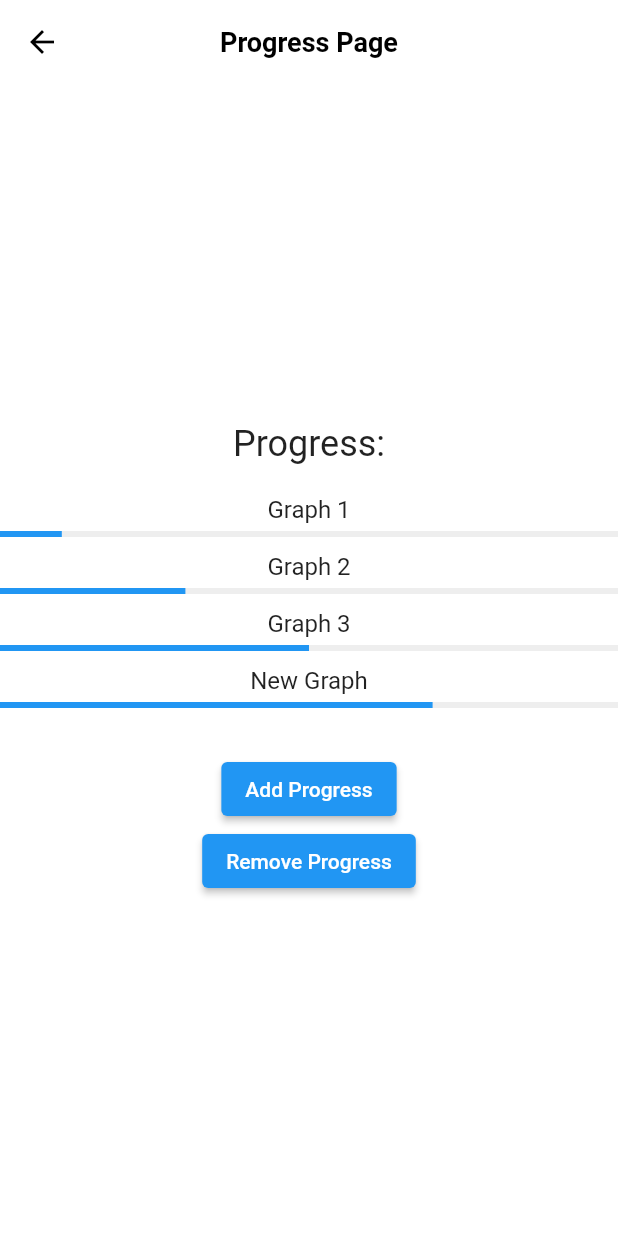
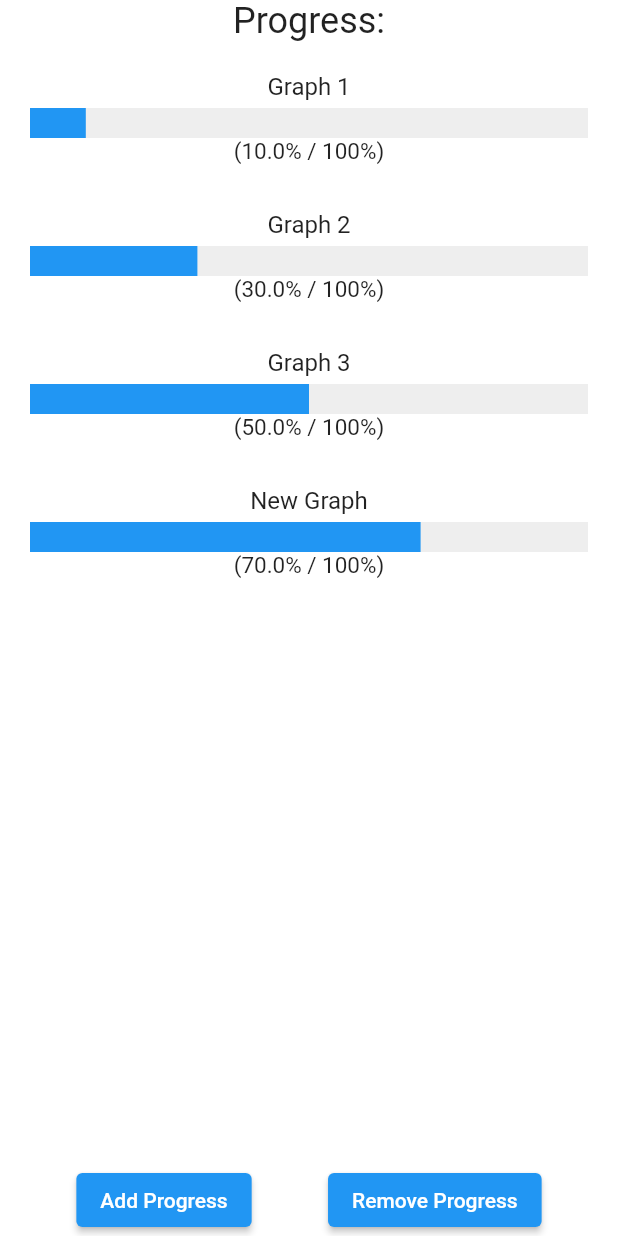
Before and after one commit to a00896/calendar_flutter, a Flutter app: the ProgressPage screen opened directly, after a tap on "Add Progress", on a phone screen of 412 x 824 dp. Run offline on Flutter 3.47's test engine with Material 2 defaults, Android fonts, the phone set to English and light mode, and no system bars; our stand-ins replace cloud_firestore, firebase_auth, firebase_core, firebase_storage, fluttertoast, font_awesome_flutter and 3 more; accounts and stored records are empty.

Commit message:
Add files via upload

```diff
--- a/lib/screens/progresspage.dart
+++ b/lib/screens/progresspage.dart
@@ -1,16 +1,82 @@
+import 'package:cloud_firestore/cloud_firestore.dart';
+import 'package:firebase_auth/firebase_auth.dart';
 import 'package:flutter/material.dart';
 
 class ProgressPage extends StatefulWidget {
   @override
-  State<ProgressPage> createState() => _ProgressPageState();
+  ProgressPageState createState() => ProgressPageState();
 }
 
-class _ProgressPageState extends State<ProgressPage> {
+class ProgressPageState extends State<ProgressPage> {
+  var collection_url = 'users/yWzLtNsNz2UrJjvGGq1lmR4aOVv2/calendars';
+  Map<String, List> mySelectedEvents = {};
   List<ProgressData> progressList = [
     ProgressData(name: 'Graph 1', progress: 0.1),
     ProgressData(name: 'Graph 2', progress: 0.3),
     ProgressData(name: 'Graph 3', progress: 0.5),
   ];
+
+  @override
+  void initState() {
+    super.initState();
+
+    loadPreviousEvents();
+    getUserData();
+    getCalendarData();
+  }
+
+  loadPreviousEvents() {
+    mySelectedEvents = {};
+  }
+
+  Future<void> getUserData() async {
+    print('print: getUserData');
+    var user = FirebaseAuth.instance.currentUser;
+    var users = FirebaseFirestore.instance.collection('users');
+    if (FirebaseAuth.instance.currentUser != null) {
+      final uid = user!.uid;
+      var documentSnapshot = await users.doc(uid).get();
+      print(documentSnapshot.data());
+    } else {
+      collection_url = 'users/yWzLtNsNz2UrJjvGGq1lmR4aOVv2/calendars';
+    }
+  }
+
+  Future<void> getCalendarData() async {
+    var user = FirebaseAuth.instance.currentUser;
+    if (FirebaseAuth.instance.currentUser != null) {
+      final uid = user!.uid;
+      collection_url = 'users/$uid/calendars';
+    } else {
+      collection_url = 'users/yWzLtNsNz2UrJjvGGq1lmR4aOVv2/calendars';
+    }
+
+    try {
+      var response = await FirebaseFirestore.instance
+          .collection(collection_url)
+          .get();
+      for (var result in response.docs) {
+        if (mySelectedEvents[result['date']] != null) {
+          mySelectedEvents[result['date']]?.add({
+            'title': result['title'],
+            'desc': result['desc'],
+          });
+        } else {
+          mySelectedEvents[result['date']] = [
+            {
+              'title': result['title'],
+              'desc': result['desc'],
+            }
+          ];
+        }
+        setState(() {});
+      }
+    } on FirebaseException catch (e) {
+      print(e);
+    } catch (error) {
+      print(error);
+    }
+  }
 
   void addProgressData(ProgressData progressData) {
     setState(() {
@@ -28,10 +94,8 @@ class _ProgressPageState extends State<ProgressPage> {
 
   @override
   Widget build(BuildContext context) {
+    print(mySelectedEvents);
     return Scaffold(
-      appBar: AppBar(
-        title: Text('Progress Page'),
-      ),
       body: Center(
         child: Column(
           mainAxisAlignment: MainAxisAlignment.center,
@@ -41,22 +105,36 @@ class _ProgressPageState extends State<ProgressPage> {
               style: TextStyle(fontSize: 24),
             ),
             SizedBox(height: 20),
-            for (int i = 0; i < progressList.length; i++) // 수정
-              Column(
+            Expanded(
+              child: ListView.separated(
+                itemCount: progressList.length,
+                separatorBuilder: (context, index) => SizedBox(height: 10), // 그래프 사이 간격
+                itemBuilder: (context, index) {
+                  return Padding(
+                    padding: EdgeInsets.symmetric(horizontal: 20), // 좌우 여백 설정
+                    child: Column(
                       children: [
                         Text(
-                    progressList[i].name,
+                          progressList[index].name,
                           style: TextStyle(fontSize: 16),
                         ),
                         SizedBox(height: 5),
-                  ProgressBar(progress: progressList[i].progress),
-                  SizedBox(height: 10),
+                        ProgressBar(progress: progressList[index].progress),
                       ],
                     ),
+                  );
+                },
+              ),
+            ),
             SizedBox(height: 20),
+            Row(
+              mainAxisAlignment: MainAxisAlignment.spaceEvenly,
+              children: [
                 ElevatedButton(
                   onPressed: () {
-                addProgressData(ProgressData(name: 'New Graph', progress: 0.7));
+                    addProgressData(
+                      ProgressData(name: 'New Graph', progress: 0.7),
+                    );
                   },
                   child: Text('Add Progress'),
                 ),
@@ -65,6 +143,8 @@ class _ProgressPageState extends State<ProgressPage> {
                     removeProgressData();
                   },
                   child: Text('Remove Progress'),
+                ),
+              ],
             ),
           ],
         ),
@@ -80,10 +160,23 @@ class ProgressBar extends StatelessWidget {
 
   @override
   Widget build(BuildContext context) {
-    return LinearProgressIndicator(
+    return Column(
+      children: [
+        Container(
+          width: 1000, // 가로 길이를 최대로 확장
+          height: 20, // 그래프의 높이
+          child: LinearProgressIndicator(
             value: progress,
             backgroundColor: Colors.grey[200],
             valueColor: AlwaysStoppedAnimation<Color>(Colors.blue),
+          ),
+        ),
+        Text(
+          '(${(progress * 100).toStringAsFixed(1)}% / 100%)',
+          style: TextStyle(fontSize: 15),
+        ),
+        SizedBox(height: 20),
+      ],
     );
   }
 }
```
Lines whose indentation alone changed are shown as unchanged.
